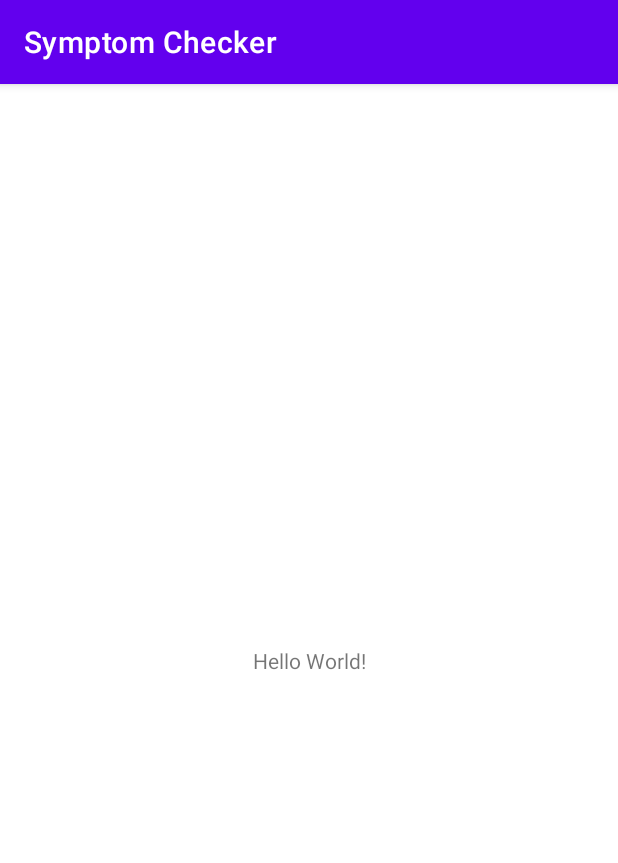
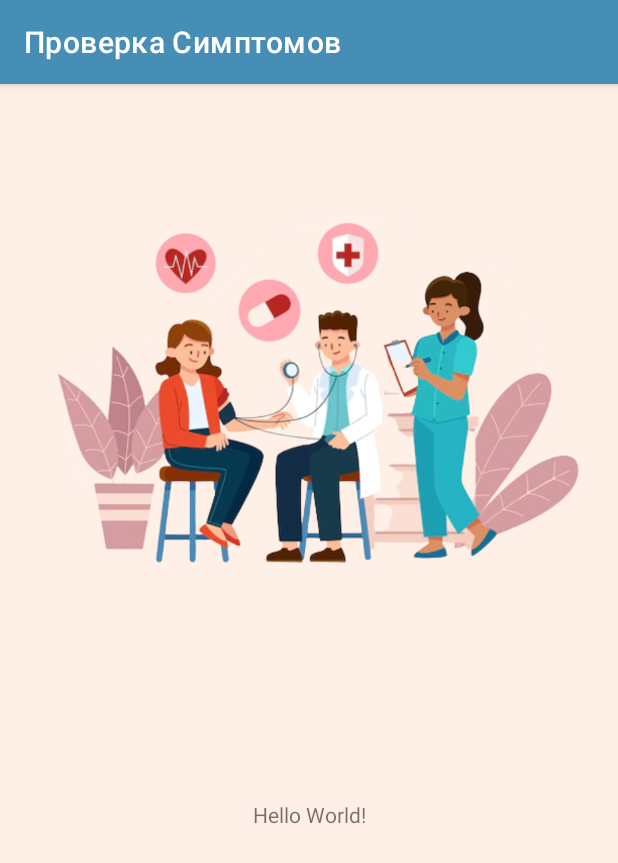
Before and after one commit to Oussma77/Symptom-Checker, an Android app: the screen it shows after launch (MainActivity), on a phone screen of 412 x 824 dp. Shown: the top 863 px of the screen. Run offline under Robolectric (Android 15) with nearby library versions, the phone set to English and light mode, and no system bars.

Commit message:
Update Main ..

```diff
--- a/app/src/main/res/layout/activity_main.xml
+++ b/app/src/main/res/layout/activity_main.xml
@@ -4,15 +4,30 @@
     xmlns:tools="http://schemas.android.com/tools"
     android:layout_width="match_parent"
     android:layout_height="match_parent"
+    android:background="@color/MainBackround"
     tools:context=".MainActivity">
 
     <TextView
+        android:id="@+id/textView"
         android:layout_width="wrap_content"
         android:layout_height="wrap_content"
         android:text="Hello World!"
         app:layout_constraintBottom_toBottomOf="parent"
+        app:layout_constraintEnd_toEndOf="parent"
         app:layout_constraintLeft_toLeftOf="parent"
         app:layout_constraintRight_toRightOf="parent"
-        app:layout_constraintTop_toTopOf="parent" />
+        app:layout_constraintStart_toStartOf="parent"
+        app:layout_constraintTop_toTopOf="parent"
+        app:layout_constraintVertical_bias="0.638" />
+
+    <ImageView
+        android:id="@+id/imageView"
+        android:layout_width="wrap_content"
+        android:layout_height="wrap_content"
+        android:src="@drawable/main"
+        app:layout_constraintEnd_toEndOf="parent"
+        app:layout_constraintHorizontal_bias="0.0"
+        app:layout_constraintStart_toStartOf="parent"
+        tools:layout_editor_absoluteY="-17dp" />
 
 </androidx.constraintlayout.widget.ConstraintLayout>
--- a/app/src/main/res/values/colors.xml
+++ b/app/src/main/res/values/colors.xml
@@ -7,4 +7,11 @@
     <color name="teal_700">#FF018786</color>
     <color name="black">#FF000000</color>
     <color name="white">#FFFFFFFF</color>
+
+    <color name="colorPrimary">#ffa9af</color>
+    <color name="colorPrimaryDark">#ba3d20</color>
+    <color name="MainImg1">#25b4c3</color>
+    <color name="MainImg1Dark">#478eb6</color>
+    <color name="MainBackround">#fff0e7</color>
+
 </resources>
--- a/app/src/main/res/values/strings.xml
+++ b/app/src/main/res/values/strings.xml
@@ -1,3 +1,3 @@
 <resources>
-    <string name="app_name">Symptom Checker</string>
+    <string name="app_name">Проверка Симптомов</string>
 </resources>
--- a/app/src/main/res/values/themes.xml
+++ b/app/src/main/res/values/themes.xml
@@ -2,8 +2,8 @@
     <!-- Base application theme. -->
     <style name="Theme.SymptomChecker" parent="Theme.MaterialComponents.DayNight.DarkActionBar">
         <!-- Primary brand color. -->
-        <item name="colorPrimary">@color/purple_500</item>
-        <item name="colorPrimaryVariant">@color/purple_700</item>
+        <item name="colorPrimary">@color/MainImg1Dark</item>
+        <item name="colorPrimaryVariant">@color/MainImg1</item>
         <item name="colorOnPrimary">@color/white</item>
         <!-- Secondary brand color. -->
         <item name="colorSecondary">@color/teal_200</item>
```
Also changed, not shown: app/src/main/res/drawable/doctors1.png (added), app/src/main/res/drawable/doctors_result.png (added), app/src/main/res/drawable/doctors_result2.png (added), app/src/main/res/drawable/main.png (added), app/src/main/res/drawable/main2.png (added).
